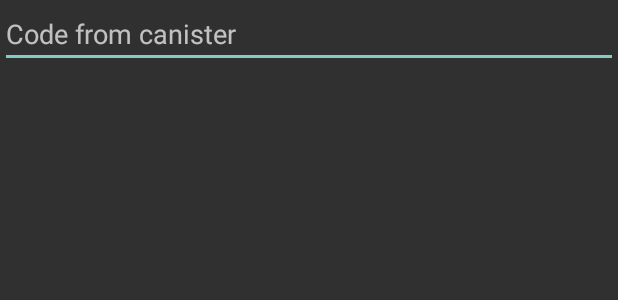
After one commit to dair/madmadmax-power-android, an Android app: the layout dialog_fuel_charge.xml on its own in the app's theme, with its tools: preview values and no code run, on a phone screen of 412 x 824 dp. The commit adds this screen. Shown: the top 300 px of the screen. Run offline under Robolectric (Android 15) with nearby library versions, the phone set to English and light mode, and no system bars.

Commit message:
Fuel load dialog (incomplete)

```diff
--- a/app/src/main/java/org/albiongames/madmadmax/power/NetworkingThread.java
+++ b/app/src/main/java/org/albiongames/madmadmax/power/NetworkingThread.java
@@ -101,6 +101,11 @@ public class NetworkingThread extends StatusThread
     public static String pUrl()
     {
         return baseUrl() + "/device/p";
+    }
+
+    public static String fuelUrl()
+    {
+        return baseUrl() + "/device/fuel";
     }
 
     NetworkingThread(PowerService service)
--- /dev/null
+++ b/app/src/main/res/layout/dialog_fuel_charge.xml
@@ -0,0 +1,16 @@
+<?xml version="1.0" encoding="utf-8"?>
+<LinearLayout xmlns:android="http://schemas.android.com/apk/res/android"
+              android:orientation="vertical"
+              android:layout_width="match_parent"
+              android:layout_height="match_parent">
+
+    <EditText
+        android:layout_width="match_parent"
+        android:layout_height="wrap_content"
+        android:inputType="number"
+        android:ems="12"
+        android:id="@+id/fuelCodeText"
+        android:layout_gravity="center_horizontal"
+        android:singleLine="true"
+        android:hint="@string/dialog_fuel_hint"/>
+</LinearLayout>
--- a/app/src/main/res/values/strings.xml
+++ b/app/src/main/res/values/strings.xml
@@ -65,4 +65,11 @@
     <string name="menu_bluetooth_console">Console</string>
 
     <string name="bluetooth_activity_error_device">Weird device really</string>
+
+    <!-- Fuel loading dialog -->
+
+    <string name="dialog_fuel_hint">Code from canister</string>
+    <string name="dialog_fuel_ok_button">OK</string>
+    <string name="dialog_fuel_cancel_button">Cancel</string>
+
 </resources>
```
Also changed, not shown: app/src/main/java/org/albiongames/madmadmax/power/GraphicActivity.java (+87 -0 lines), 1 other file.
